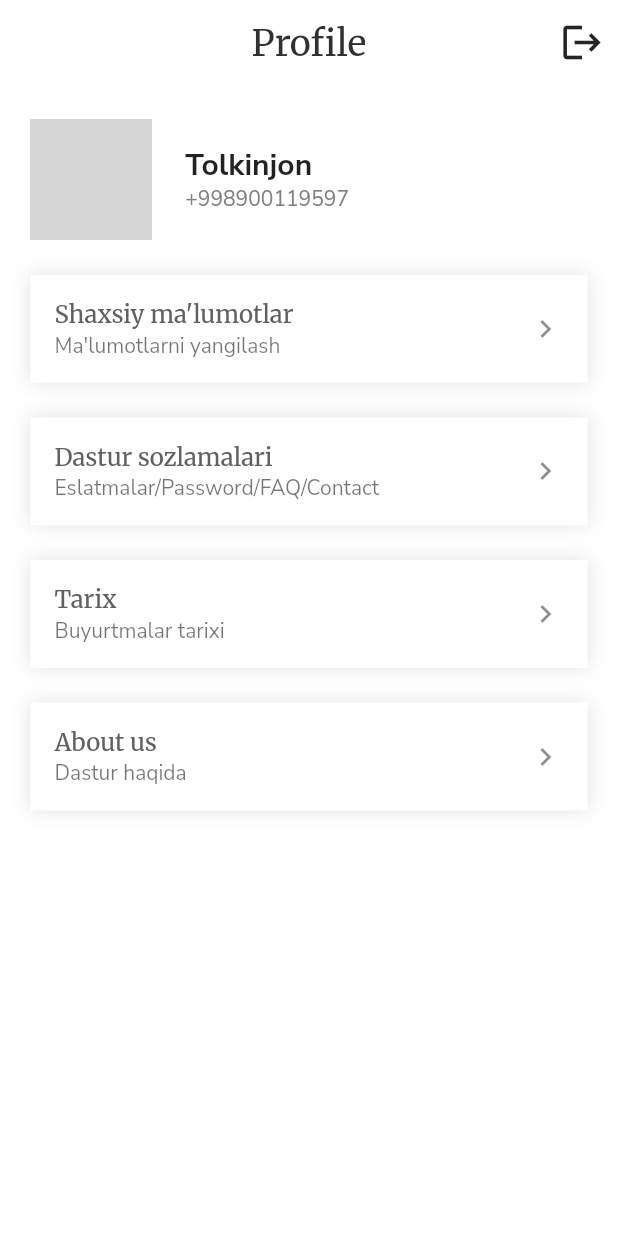
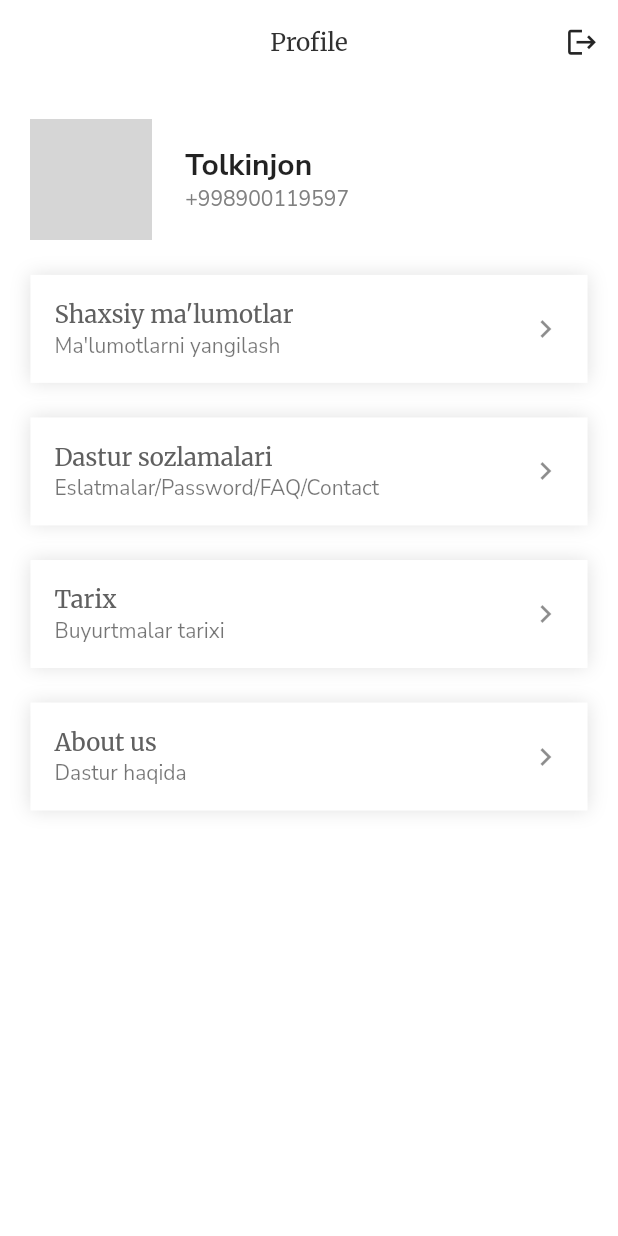
Before and after one commit to Lazizbek97/Mehnat, a Flutter app: the Profile_page screen opened by its route, on a phone screen of 412 x 824 dp. Run offline on Flutter 3.47's test engine with Material 2 defaults, Android fonts, the phone set to English and light mode, and no system bars; our stand-ins replace flutter_svg, google_fonts; network calls fail; grey boxes are pictures that could not be loaded.

Commit message:
Appbar textstyle to'g'rlandi

```diff
--- a/lib/core/constants/constants.dart
+++ b/lib/core/constants/constants.dart
@@ -1,4 +1,5 @@
 import 'package:flutter/material.dart';
+import 'package:mehnatkash/core/utils/size_config.dart';
 
 class Constants {
   // Font Family
@@ -7,15 +8,15 @@ class Constants {
   static Color color60 = const Color(0xff606060);
   static Color color30 = const Color(0xff303030);
   static Color color90 = const Color(0xff909090);
-
   static Color dividerColor = const Color(0xff0fff0f0f0);
   static Color inputBorderColor = const Color(0xffE0E0E0);
 
   // Sizes
-  static double boardingTitle1 = 30;
-  static double boardingTitle2 = 24;
-  static double disTextSize = 14;
-  static double appbarTitle = 16;
+  static double boardingTitle1 = getHeight(30);
+  static double boardingTitle2 = getHeight(24);
+  static double disTextSize = getHeight(14);
+  static double appbarTitle = getHeight(16);
+   static double iconSize = getHeight(22);
 
   // FontWeight
   static FontWeight semiBold = FontWeight.w600;
--- a/lib/screens/views/habarlar_page/habarlar_page.dart
+++ b/lib/screens/views/habarlar_page/habarlar_page.dart
@@ -15,7 +15,7 @@ class XabarlarPage extends StatelessWidget {
           "Xabarlar",
           style: GoogleFonts.merriweather(
             color: Constants.color30,
-            fontSize: Constants.boardingTitle2,
+            fontSize: Constants.appbarTitle,
           ),
         ),
       ),
--- a/lib/screens/views/profile_page/glavni_profile_page/glavni_profile_page.dart
+++ b/lib/screens/views/profile_page/glavni_profile_page/glavni_profile_page.dart
@@ -19,7 +19,7 @@ class Profile_page extends StatelessWidget {
           "Profile",
           style: GoogleFonts.merriweather(
             color: Constants.color30,
-            fontSize: Constants.boardingTitle2,
+            fontSize: Constants.appbarTitle,
           ),
         ),
         actions: [
@@ -27,7 +27,7 @@ class Profile_page extends StatelessWidget {
             onPressed: () {},
             icon: Icon(
               Icons.logout,
-              size: Constants.boardingTitle1,
+              size: Constants.iconSize,
             ),
           ),
         ],
--- a/lib/screens/views/saved_page/saved_page.dart
+++ b/lib/screens/views/saved_page/saved_page.dart
@@ -15,7 +15,7 @@ class SavedPage extends StatelessWidget {
           "Saqlanganlar",
           style: GoogleFonts.merriweather(
             color: Constants.color30,
-            fontSize: Constants.boardingTitle2,
+            fontSize: Constants.appbarTitle,
           ),
         ),
       ),
```
Also changed, not shown: lib/screens/views/profile_page/history_page/history_page.dart (+7 -4 lines).
